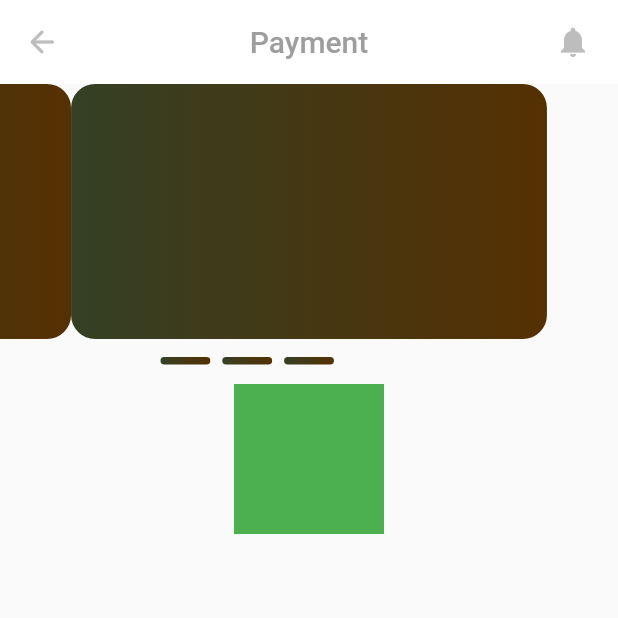
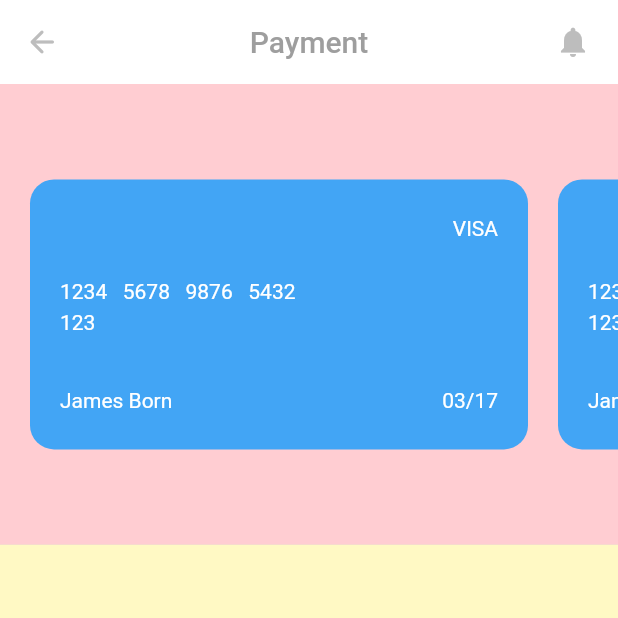
Before and after one commit to irisktaker/restaurant_app, a Flutter app: the CartScreen screen opened directly, after a tap on "Proceed to pay", on a phone screen of 412 x 824 dp, the top half of it. Run offline on Flutter 3.47's test engine with Material 2 defaults, Android fonts, the phone set to English and light mode, and no system bars; our stand-ins replace getwidget.

Commit message:
restaurant_app

```diff
--- a/lib/screens/cart/cart_bloc.dart
+++ b/lib/screens/cart/cart_bloc.dart
@@ -9,6 +9,14 @@ class CartScreenBloc {
     for (ProductModel product in productList) {
       if (product.productCount > 0) {
         filterProductList.add(product);
+      }
+    }
+  }
+
+  void removeFilterList(List<ProductModel> productList) {
+    for (ProductModel product in productList) {
+      if (product.productCount == 0) {
+        filterProductList.remove(product);
       }
     }
   }
--- a/lib/screens/cart/cart_screen.dart
+++ b/lib/screens/cart/cart_screen.dart
@@ -22,6 +22,7 @@ class CartScreen extends StatelessWidget {
     ScrollController _scrollController = ScrollController();
 
     _bloc.filterList(productList);
+    _bloc.removeFilterList(productList);
     _bloc.filterProductList;
 
     return Scaffold(
@@ -52,7 +53,10 @@ class CartScreen extends StatelessWidget {
               },
             ),
           ),
-          const YourOrderBox(),
+          YourOrderBox(
+            // itemIndex: index,
+            products: _bloc.filterProductList,
+          ),
         ],
       ),
     );
--- a/lib/screens/cart/widgets/cart_widget.dart
+++ b/lib/screens/cart/widgets/cart_widget.dart
@@ -75,8 +75,8 @@ class _MyCartProductState extends State<MyCartProduct> {
 
                       // the problem in the index it's = 0
                       // and it's not the index of the list
+                      // _bloc.filterProductList[widget.itemIndex].productImage,
                       widget.filterProductList[widget.itemIndex].productImage,
-                      // _bloc.filterProductList[widget.itemIndex].productImage,
                       width: 60,
                       height: 60,
                     ),
@@ -131,7 +131,16 @@ class _MyCartProductState extends State<MyCartProduct> {
                     ),
                     Expanded(flex: 8, child: Container()),
                     IconButton(
-                      onPressed: () {},
+                      onPressed: () {
+                        setState(() {
+                          ///
+                          ///
+                          ///
+
+                          widget.filterProductList[widget.itemIndex]
+                              .productCount = 0;
+                        });
+                      },
                       icon: Icon(
                         Icons.clear,
                         color: Colors.red.shade600,
--- a/lib/screens/cart/widgets/your_order_box.dart
+++ b/lib/screens/cart/widgets/your_order_box.dart
@@ -1,13 +1,24 @@
 // ignore_for_file: must_be_immutable
 
 import 'package:flutter/material.dart';
+import 'package:restaurant/screens/home/data/home_screen_data.dart';
 import 'package:restaurant/screens/payment/payment_screen.dart';
 import 'package:restaurant/utils/buttons/custom_elevated_button.dart';
 
+import '../cart_bloc.dart';
 import 'your_orders_details_widget.dart';
 
+CartScreenBloc _bloc = CartScreenBloc();
+
 class YourOrderBox extends StatefulWidget {
-  const YourOrderBox({Key? key}) : super(key: key);
+  // int itemIndex;
+  List<ProductModel> products;
+
+  YourOrderBox({
+    Key? key,
+    // required this.itemIndex,
+    required this.products,
+  }) : super(key: key);
 
   @override
   _YourOrderBoxState createState() => _YourOrderBoxState();
--- a/lib/screens/payment/payment_screen.dart
+++ b/lib/screens/payment/payment_screen.dart
@@ -17,67 +17,93 @@ class PaymentScreen extends StatelessWidget {
           icon: Icon(Icons.arrow_back_rounded, color: Colors.grey.shade400),
         ),
       ),
-      body: Column(
+      body: Container(
+        width: size.width,
+        height: size.height,
+        color: Colors.green.shade100,
+        child: DefaultTextStyle(
+          style: const TextStyle(color: Colors.white),
+          child: Column(
             children: [
-          SizedBox(
+              Expanded(
+                flex: 2,
+                child: Container(
                   width: size.width,
-            height: 200,
-            child: ListView(
+                  color: Colors.red.shade100,
+                  child: ListView.builder(
+                    scrollDirection: Axis.horizontal,
+                    itemCount: 3,
+                    itemBuilder: (context, index) {
+                      return Row(
                         children: [
-                SizedBox(
-                  width: size.width * 0.73,
-                  height: 170,
-                  child: PageView.builder(
-                    itemCount: 3,
-                    controller:
-                        PageController(viewportFraction: 0.77, initialPage: 3),
-                    itemBuilder: (context, index) {
-                      return Container(
+                          Column(
+                            mainAxisAlignment: MainAxisAlignment.center,
+                            children: [
+                              Padding(
+                                padding: const EdgeInsets.only(left: 20),
+                                child: Container(
+                                  width: size.width - 80,
+                                  height: 180,
+                                  padding: const EdgeInsets.all(20),
                                   decoration: BoxDecoration(
+                                    color: Colors.blue.shade400,
                                     borderRadius: BorderRadius.circular(16),
-                          gradient: const LinearGradient(
-                            colors: [Color(0xFF354025), Color(0xFF553002)],
+                                  ),
+                                  child: Column(
+                                    mainAxisAlignment:
+                                        MainAxisAlignment.spaceEvenly,
+                                    crossAxisAlignment:
+                                        CrossAxisAlignment.start,
+                                    children: [
+                                      Align(
+                                        alignment: Alignment.topRight,
+                                        child: Text(paymentCard['paymentType']),
+                                      ),
+                                      const SizedBox(height: 16),
+                                      Text(paymentCard['cardNumber']),
+                                      Text(paymentCard['securityNum']),
+                                      const SizedBox(height: 26),
+                                      Row(
+                                        mainAxisAlignment:
+                                            MainAxisAlignment.spaceBetween,
+                                        children: [
+                                          Text(paymentCard['cardHolder']),
+                                          Text(paymentCard['exDate']),
+                                        ],
+                                      ),
+                                    ],
                                   ),
                                 ),
+                              ),
+                              // Container(),
+                            ],
+                          ),
+                        ],
                       );
                     },
                   ),
                 ),
-                const SizedBox(height: 12),
-                SizedBox(
-                  width: size.width * 0.10,
-                  height: 5,
-                  child: PageView.builder(
-                    itemCount: 3,
-                    controller:
-                        PageController(viewportFraction: 0.10, initialPage: 3),
-                    itemBuilder: (context, index) {
-                      return Center(
-                        child: Padding(
-                          padding: const EdgeInsets.symmetric(horizontal: 4),
+              ),
+              Expanded(
+                flex: 3,
                 child: Container(
-                            decoration: BoxDecoration(
-                              borderRadius: BorderRadius.circular(16),
-                              gradient: const LinearGradient(
-                                colors: [Color(0xFF354025), Color(0xFF553002)],
+                  width: size.width,
+                  color: Colors.yellow.shade100,
+                  child: Text(""),
                 ),
+              )
+            ],
           ),
         ),
       ),
     );
-                    },
-                  ),
-                ),
-              ],
-            ),
-          ),
-          Container(
-            width: 100,
-            height: 100,
-            color: Colors.green,
-          )
-        ],
-      ),
-    );
   }
 }
+
+Map paymentCard = {
+  'paymentType': 'VISA',
+  'cardNumber': '1234   5678   9876   5432',
+  'securityNum': '123',
+  'cardHolder': 'James Born',
+  'exDate': '03/17',
+};
```
Lines whose indentation alone changed are shown as unchanged.
